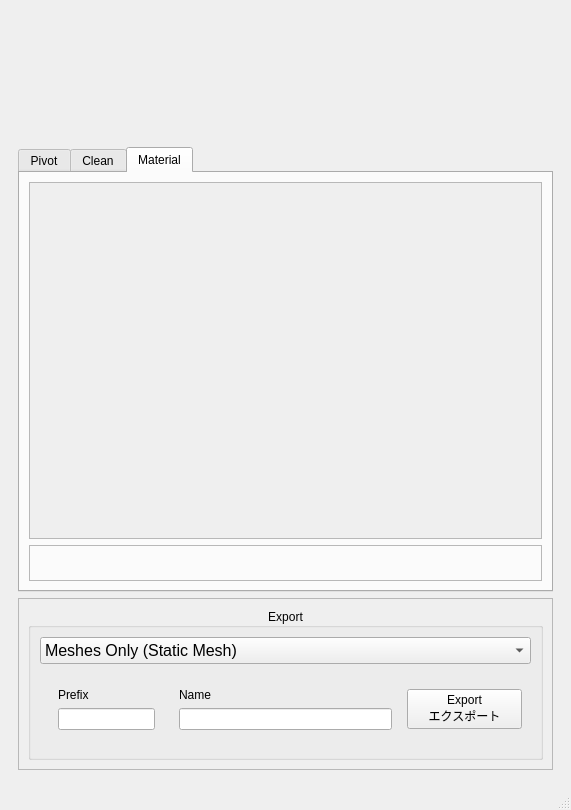
Before: the Qt Designer form maya2ue_exporter_main.ui in KTHattori/maya2ue-exporter, drawn with Qt 5.
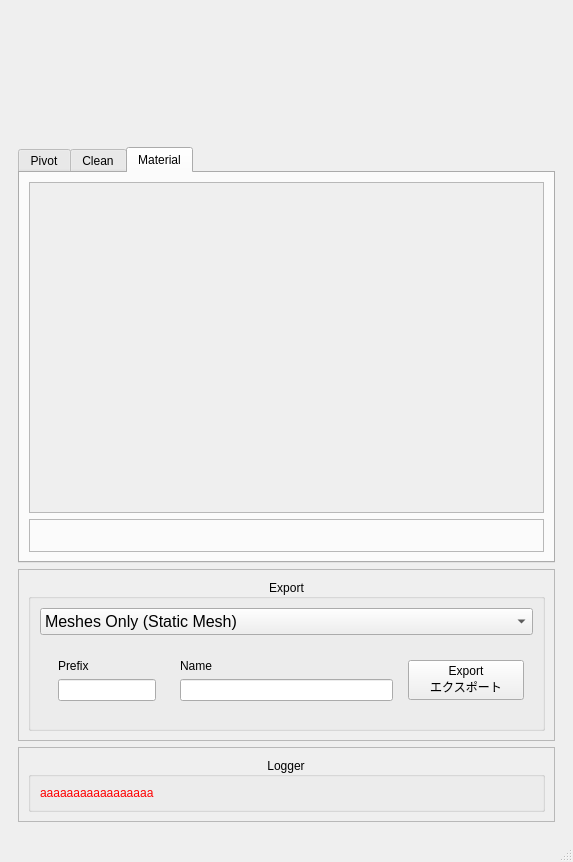
After: the same form once the commit is applied. Icons and pictures are not drawn.

Commit message: added logger and updated some modules

Patch:
```diff
--- a/maya2ue_exporter_main.ui
+++ b/maya2ue_exporter_main.ui
@@ -6,8 +6,8 @@
    <rect>
     <x>0</x>
     <y>0</y>
-    <width>571</width>
-    <height>810</height>
+    <width>573</width>
+    <height>862</height>
    </rect>
   </property>
   <property name="sizePolicy">
@@ -697,8 +697,8 @@
                <rect>
                 <x>0</x>
                 <y>0</y>
-                <width>509</width>
-                <height>354</height>
+                <width>499</width>
+                <height>290</height>
                </rect>
               </property>
              </widget>
@@ -870,6 +870,53 @@
          </layout>
         </widget>
        </item>
+       <item>
+        <widget class="QFrame" name="frm_logger">
+         <property name="frameShape">
+          <enum>QFrame::StyledPanel</enum>
+         </property>
+         <property name="frameShadow">
+          <enum>QFrame::Raised</enum>
+         </property>
+         <layout class="QVBoxLayout" name="verticalLayout_11">
+          <item>
+           <widget class="QGroupBox" name="gbx_logger">
+            <property name="title">
+             <string> Logger </string>
+            </property>
+            <property name="alignment">
+             <set>Qt::AlignCenter</set>
+            </property>
+            <property name="flat">
+             <bool>true</bool>
+            </property>
+            <layout class="QVBoxLayout" name="verticalLayout_10">
+             <item>
+              <widget class="QLabel" name="lbl_loggerContent">
+               <property name="font">
+                <font>
+                 <weight>50</weight>
+                 <bold>false</bold>
+                 <kerning>true</kerning>
+                </font>
+               </property>
+               <property name="styleSheet">
+                <string notr="true">color: rgb(255, 0, 0);</string>
+               </property>
+               <property name="text">
+                <string>aaaaaaaaaaaaaaaaa</string>
+               </property>
+               <property name="textFormat">
+                <enum>Qt::PlainText</enum>
+               </property>
+              </widget>
+             </item>
+            </layout>
+           </widget>
+          </item>
+         </layout>
+        </widget>
+       </item>
       </layout>
      </widget>
     </item>
```
Left out of the diff: 4 changed lines with no effect on the pictures. The commit also changes 13 other files.
